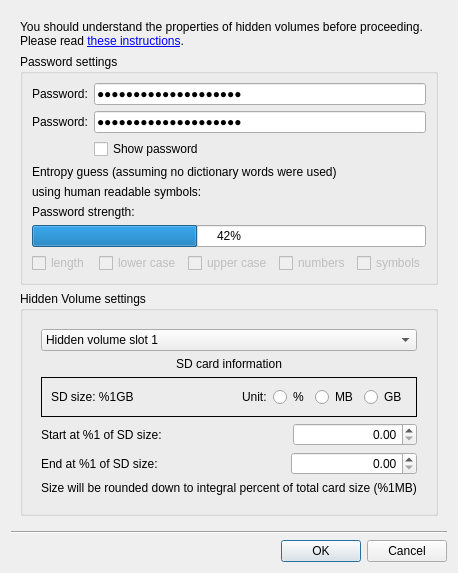
The window that ui/stick20hiddenvolumedialog.ui (Nitrokey/nitrokey-app) describes before a commit, drawn with Qt 5.
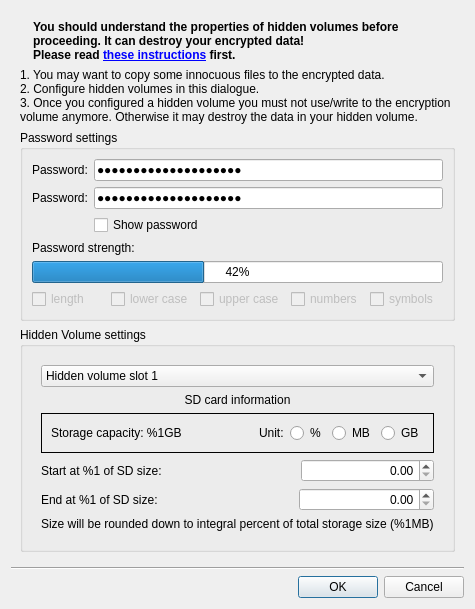
The same window after the commit. Icons and pictures are not drawn.

Commit message: Making labels translatable. Visuals for hidden volume setup form: add Warning icon to top disclaimer. Make disclaimer bold. Change labels text. Remove entropy guess counter.

Diff of the .ui file:
```diff
--- a/ui/stick20hiddenvolumedialog.ui
+++ b/ui/stick20hiddenvolumedialog.ui
@@ -7,7 +7,7 @@
     <x>0</x>
     <y>0</y>
     <width>430</width>
-    <height>503</height>
+    <height>574</height>
    </rect>
   </property>
   <property name="sizePolicy">
@@ -43,7 +43,49 @@
      </property>
      <layout class="QVBoxLayout" name="verticalLayout_2">
       <item>
-       <widget class="QLabel" name="label_2">
+       <layout class="QHBoxLayout" name="top_layout">
+        <item>
+         <widget class="QLabel" name="l_warning">
+          <property name="sizePolicy">
+           <sizepolicy hsizetype="Fixed" vsizetype="Fixed">
+            <horstretch>0</horstretch>
+            <verstretch>0</verstretch>
+           </sizepolicy>
+          </property>
+          <property name="text">
+           <string/>
+          </property>
+          <property name="pixmap">
+           <pixmap resource="../resources.qrc">:/images/warning.png</pixmap>
+          </property>
+         </widget>
+        </item>
+        <item>
+         <widget class="QLabel" name="l_top_instructions">
+          <property name="sizePolicy">
+           <sizepolicy hsizetype="MinimumExpanding" vsizetype="Fixed">
+            <horstretch>0</horstretch>
+            <verstretch>0</verstretch>
+           </sizepolicy>
+          </property>
+          <property name="text">
+           <string>&lt;html&gt;&lt;head/&gt;&lt;body&gt;&lt;p&gt;&lt;span style=&quot; font-weight:600;&quot;&gt;You should understand the properties of hidden volumes before proceeding. It can destroy your encrypted data! &lt;br/&gt;Please read &lt;/span&gt;&lt;a href=&quot;https://www.nitrokey.com/documentation/hidden-volumes&quot;&gt;&lt;span style=&quot; font-weight:600; text-decoration: underline; color:#0000ff;&quot;&gt;these instructions&lt;/span&gt;&lt;/a&gt;&lt;span style=&quot; font-weight:600;&quot;&gt; first.&lt;/span&gt;&lt;/p&gt;&lt;/body&gt;&lt;/html&gt;</string>
+          </property>
+          <property name="scaledContents">
+           <bool>false</bool>
+          </property>
+          <property name="wordWrap">
+           <bool>true</bool>
+          </property>
+          <property name="openExternalLinks">
+           <bool>true</bool>
+          </property>
+         </widget>
+        </item>
+       </layout>
+      </item>
+      <item>
+       <widget class="QLabel" name="l_instructions">
         <property name="sizePolicy">
          <sizepolicy hsizetype="MinimumExpanding" vsizetype="Fixed">
           <horstretch>0</horstretch>
@@ -51,10 +93,7 @@
          </sizepolicy>
         </property>
         <property name="text">
-         <string>&lt;html&gt;&lt;head/&gt;&lt;body&gt;&lt;p&gt;You should understand the properties of hidden volumes before proceeding. &lt;br/&gt;Please read &lt;a href=&quot;https://www.nitrokey.com/documentation/hidden-volumes&quot;&gt;&lt;span style=&quot; text-decoration: underline; color:#0000ff;&quot;&gt;these instructions&lt;/span&gt;&lt;/a&gt;.&lt;/p&gt;&lt;/body&gt;&lt;/html&gt;</string>
-        </property>
-        <property name="scaledContents">
-         <bool>false</bool>
+         <string>&lt;html&gt;&lt;head/&gt;&lt;body&gt;&lt;p&gt;1. You may want to copy some innocuous files to the encrypted data.&lt;br/&gt;2. Configure hidden volumes in this dialogue. &lt;br/&gt;3. Once you configured a hidden volume you must not use/write to the encryption volume anymore. Otherwise it may destroy the data in your hidden volume.&lt;/p&gt;&lt;/body&gt;&lt;/html&gt;</string>
         </property>
         <property name="wordWrap">
          <bool>true</bool>
@@ -122,20 +161,6 @@
          </item>
          <item row="3" column="0" colspan="2">
           <layout class="QVBoxLayout" name="entropy_verticalLayout">
-           <item>
-            <widget class="QLabel" name="HVEntropieLabel">
-             <property name="text">
-              <string>Entropy guess (assuming no dictionary words were used)</string>
-             </property>
-            </widget>
-           </item>
-           <item>
-            <widget class="QLabel" name="HVEntropieRealWords">
-             <property name="text">
-              <string>using human readable symbols: </string>
-             </property>
-            </widget>
-           </item>
            <item>
             <widget class="QLabel" name="label_6">
              <property name="text">
@@ -300,7 +325,7 @@
                <item>
                 <widget class="QLabel" name="l_sd_size">
                  <property name="text">
-                  <string>SD size: %1GB</string>
+                  <string notr="true">Storage capacity: %1GB</string>
                  </property>
                 </widget>
                </item>
@@ -443,7 +468,7 @@
                </size>
               </property>
               <property name="text">
-               <string>Size will be rounded down to integral percent of total card size (%1MB)</string>
+               <string>&lt;html&gt;&lt;head/&gt;&lt;body&gt;&lt;p&gt;Size will be rounded down to integral percent of total storage size (%1MB)&lt;/p&gt;&lt;/body&gt;&lt;/html&gt;</string>
               </property>
              </widget>
             </item>
```
Left out of the diff: 9 changed lines with no effect on the pictures. The commit also changes 1 other file.
